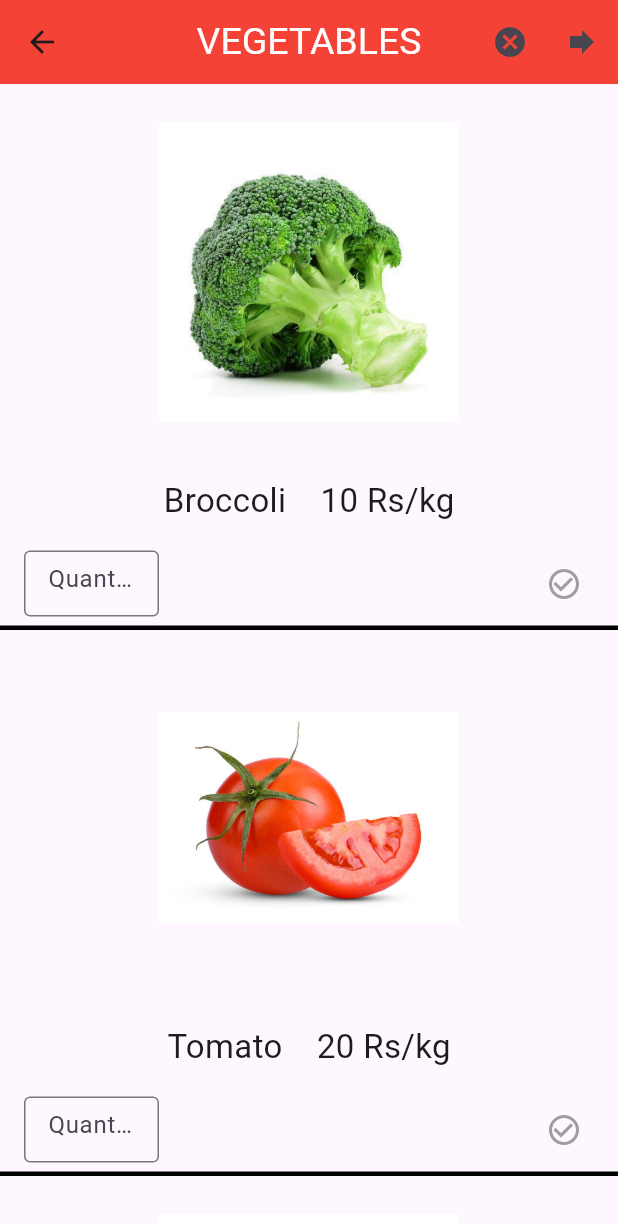
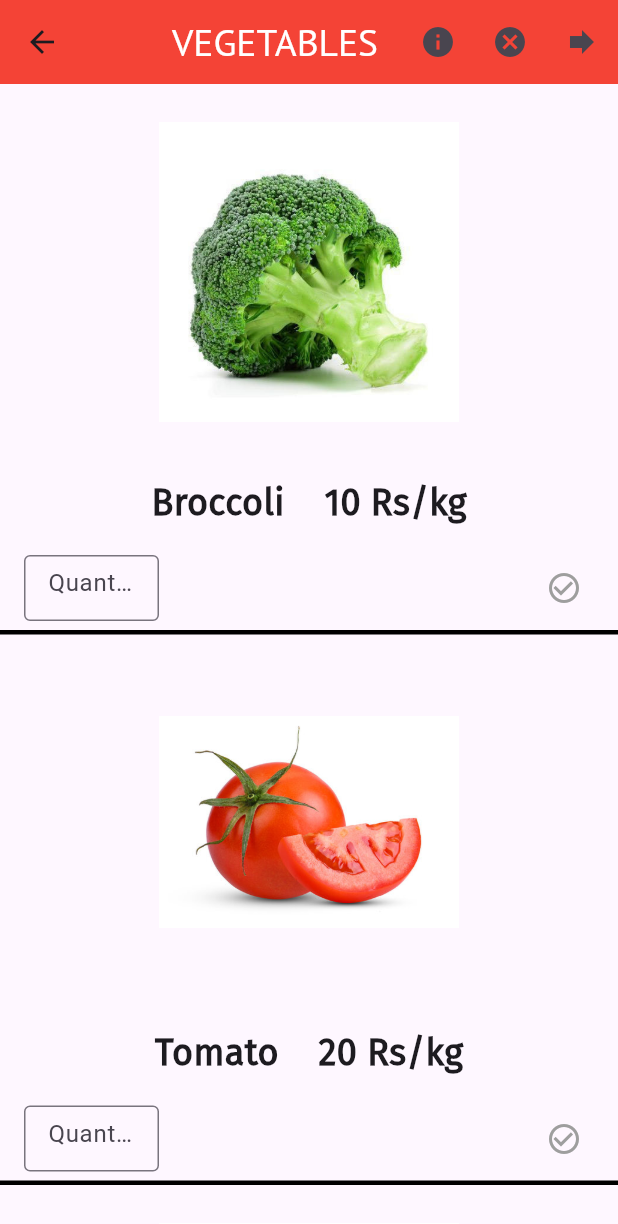
Before and after one commit to SatadipIITG11/Assignment2_codingclubAppDevIITG, a Flutter app: the screen it shows after launch, after a tap on "SHOP NOW", on a phone screen of 412 x 824 dp. Shown: the top 1224 px of the screen. Run offline on Flutter 3.47's test engine with Material 3 defaults, Android fonts, the phone set to English and light mode, and no system bars; missing offline and left inert: dart:ffi.

Commit message:
I have made the app changed the font family also Now its time to submit yeah.. But remember their are some bugs so we have to learn them later Okay. Signing off Satadip Debnath IIT Guwahati

```diff
--- a/lib/home.dart
+++ b/lib/home.dart
@@ -17,7 +17,7 @@ class _MyHomePageState extends State<Home> {
           title: Text(
             "MyShop",
             style: TextStyle(
-                fontSize: 25, fontWeight: FontWeight.w400, color: Colors.white),
+                fontSize: 27, fontWeight: FontWeight.w600, color: Colors.white,fontFamily: 'PTSans'),
           ),
           backgroundColor: Colors.red,
           leading: IconButton(
@@ -28,7 +28,9 @@ class _MyHomePageState extends State<Home> {
           ),
           actions: [
             IconButton(onPressed: () {}, icon: Icon(Icons.person)),
-            IconButton(onPressed: () {}, icon: Icon(Icons.shopping_cart))
+            IconButton(onPressed: () {
+
+            }, icon: Icon(Icons.shopping_cart))
           ],
         ),
         body: Center(
--- a/lib/veg.dart
+++ b/lib/veg.dart
@@ -45,7 +45,8 @@ class _MyVegPageState extends State<Veg> {
         backgroundColor: Colors.red,
         title: Text(
           'VEGETABLES',
-          style: TextStyle(fontSize: 25, color: Colors.white),
+          style: TextStyle(
+              fontSize: 25, color: Colors.white, fontFamily: 'PTSans'),
         ),
         centerTitle: true,
         // leading: IconButton(
@@ -55,6 +56,13 @@ class _MyVegPageState extends State<Veg> {
         //   },
         // ),
         actions: [
+          IconButton(
+              onPressed: () {
+                final message = SnackBar(
+                    content: Text('First enter Quantity and then press tick'));
+                ScaffoldMessenger.of(context).showSnackBar(message);
+              },
+              icon: Icon(Icons.info)),
           IconButton(
               onPressed: () {
                 Navigator.popUntil(context, ModalRoute.withName('/'));
@@ -69,7 +77,7 @@ class _MyVegPageState extends State<Veg> {
                     MaterialPageRoute(
                         builder: (context) => Fruit(selected: selected)));
               },
-              icon: Icon(Icons.forward_sharp))
+              icon: Icon(Icons.forward_sharp)),
         ],
       ),
       body: Center(
@@ -110,7 +118,10 @@ class _MyVegPageState extends State<Veg> {
             padding: EdgeInsets.all(12),
             child: Text(
               '$name    $price Rs/kg',
-              style: TextStyle(fontSize: 22),
+              style: TextStyle(
+                  fontSize: 24,
+                  fontWeight: FontWeight.bold,
+                  fontFamily: 'FiraSans'),
             ),
           ),
           ListTile(
@@ -131,7 +142,6 @@ class _MyVegPageState extends State<Veg> {
                   onChanged: (String str) {
                     setState(() {
                       content[index].quantity = double.parse(str);
-
                     });
                     // place = str;
                   },
```
Also changed, not shown: lib/bill.dart (+6 -6 lines), lib/fruit.dart (+9 -2 lines), pubspec.yaml (+7 -7 lines), fonts/FiraSans-Regular.ttf (added), fonts/PTSans-Regular.ttf (added).
